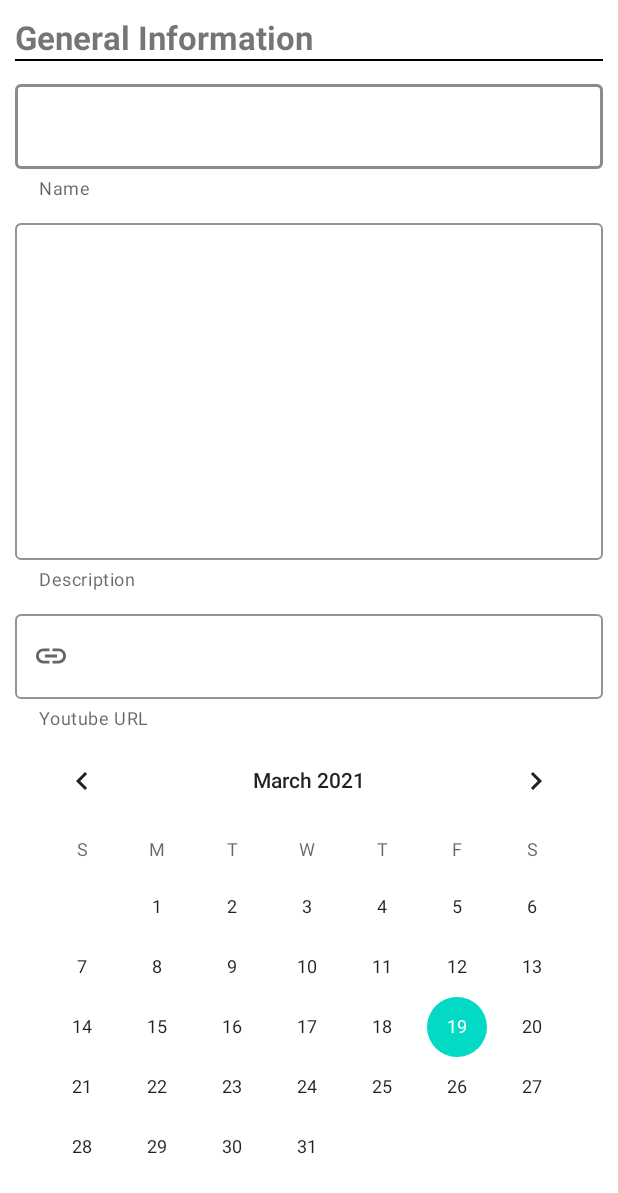
After one commit to 3170116/Glass, an Android app: the layout fragment_edit_event.xml on its own in the app's theme, with its tools: preview values and no code run, on a phone screen of 412 x 824 dp. The commit adds this screen. Shown: the top 1193 px of the screen. Run offline under Robolectric (Android 15) with nearby library versions, the phone set to English and light mode, and no system bars.

Commit message:
Added edit event bottom sheet dialog.

```diff
--- a/app/src/main/java/com/aueb/glass/fragments/MyEventsFragment.java
+++ b/app/src/main/java/com/aueb/glass/fragments/MyEventsFragment.java
@@ -1,11 +1,13 @@
 package com.aueb.glass.fragments;
 
-import android.app.Fragment;
+
 import android.os.Bundle;
 import android.view.LayoutInflater;
 import android.view.View;
 import android.view.ViewGroup;
 import android.widget.ListView;
+
+import androidx.fragment.app.Fragment;
 
 import com.aueb.glass.R;
 import com.aueb.glass.adapters.MyEventsListAdapter;
@@ -40,6 +42,7 @@ public class MyEventsFragment extends Fragment {
         //για δοκιμες
         Event testEvent = new Event();
 
+        testEvent.setId("");
         testEvent.setName("Σεμινάριο πρώτων βοηθειών");
 
         Calendar calendar = Calendar.getInstance();
--- /dev/null
+++ b/app/src/main/res/drawable/ic_url.xml
@@ -0,0 +1,5 @@
+<vector android:height="24dp" android:tint="#8C8C84"
+    android:viewportHeight="24" android:viewportWidth="24"
+    android:width="24dp" xmlns:android="http://schemas.android.com/apk/res/android">
+    <path android:fillColor="@android:color/white" android:pathData="M3.9,12c0,-1.71 1.39,-3.1 3.1,-3.1h4L11,7L7,7c-2.76,0 -5,2.24 -5,5s2.24,5 5,5h4v-1.9L7,15.1c-1.71,0 -3.1,-1.39 -3.1,-3.1zM8,13h8v-2L8,11v2zM17,7h-4v1.9h4c1.71,0 3.1,1.39 3.1,3.1s-1.39,3.1 -3.1,3.1h-4L13,17h4c2.76,0 5,-2.24 5,-5s-2.24,-5 -5,-5z"/>
+</vector>
--- /dev/null
+++ b/app/src/main/res/layout/fragment_edit_event.xml
@@ -0,0 +1,130 @@
+<?xml version="1.0" encoding="utf-8"?>
+<androidx.coordinatorlayout.widget.CoordinatorLayout
+    xmlns:android="http://schemas.android.com/apk/res/android"
+    xmlns:app="http://schemas.android.com/apk/res-auto"
+    android:layout_width="match_parent"
+    android:layout_height="match_parent">
+
+    <androidx.core.widget.NestedScrollView
+        android:layout_width="match_parent"
+        android:layout_height="match_parent"
+        android:layout_margin="10dp"
+        app:layout_constraintBottom_toTopOf="@+id/editEventButton"
+        app:layout_constraintEnd_toEndOf="parent"
+        app:layout_constraintStart_toStartOf="parent"
+        app:layout_constraintTop_toTopOf="parent"
+        app:layout_constraintVertical_bias="0.0">
+
+        <LinearLayout
+            android:layout_width="match_parent"
+            android:layout_height="wrap_content"
+            android:orientation="vertical">
+
+            <TextView
+                android:layout_width="match_parent"
+                android:layout_height="wrap_content"
+                android:text="General Information"
+                android:textSize="22sp"
+                android:textStyle="bold" />
+
+            <View
+                android:layout_width="match_parent"
+                android:layout_height="1dp"
+                android:background="@color/black" />
+
+            <com.google.android.material.textfield.TextInputLayout
+                style="@style/Widget.MaterialComponents.TextInputLayout.OutlinedBox"
+                android:layout_width="match_parent"
+                android:layout_height="wrap_content"
+                android:layout_marginTop="10dp"
+                app:boxStrokeColor="@color/grey"
+                app:helperText="Name">
+
+                <com.google.android.material.textfield.TextInputEditText
+                    android:id="@+id/eventName"
+                    android:layout_width="match_parent"
+                    android:layout_height="wrap_content" />
+
+            </com.google.android.material.textfield.TextInputLayout>
+
+            <com.google.android.material.textfield.TextInputLayout
+                style="@style/Widget.MaterialComponents.TextInputLayout.OutlinedBox"
+                android:layout_width="match_parent"
+                android:layout_height="wrap_content"
+                android:layout_marginTop="10dp"
+                app:boxStrokeColor="@color/grey"
+                app:helperText="Description">
+
+                <com.google.android.material.textfield.TextInputEditText
+                    android:id="@+id/eventDescription"
+                    android:layout_width="match_parent"
+                    android:layout_height="wrap_content"
+                    android:minLines="10" />
+
+            </com.google.android.material.textfield.TextInputLayout>
+
+            <com.google.android.material.textfield.TextInputLayout
+                style="@style/Widget.MaterialComponents.TextInputLayout.OutlinedBox"
+                android:layout_width="match_parent"
+                android:layout_height="wrap_content"
+                android:layout_marginTop="10dp"
+                app:boxStrokeColor="@color/grey"
+                app:helperText="Youtube URL"
+                app:startIconDrawable="@drawable/ic_url">
+
+                <com.google.android.material.textfield.TextInputEditText
+                    android:id="@+id/eventUrl"
+                    android:layout_width="match_parent"
+                    android:layout_height="wrap_content" />
+
+            </com.google.android.material.textfield.TextInputLayout>
+
+            <CalendarView
+                android:id="@+id/eventStartDate"
+                android:layout_width="match_parent"
+                android:layout_height="wrap_content"
+                android:autofillHints="@string/app_name" />
+
+            <TextView
+                android:layout_width="match_parent"
+                android:layout_height="wrap_content"
+                android:layout_marginLeft="20dp"
+                android:text="Start date" />
+
+            <CalendarView
+                android:id="@+id/eventEndDate"
+                android:layout_width="match_parent"
+                android:layout_height="wrap_content" />
+
+            <TextView
+                android:layout_width="match_parent"
+                android:layout_height="wrap_content"
+                android:layout_marginLeft="30dp"
+                android:text="End date"/>
+
+            <TextView
+                android:layout_width="match_parent"
+                android:layout_height="wrap_content"
+                android:text="Settings"
+                android:textSize="22sp"
+                android:textStyle="bold"
+                android:layout_marginTop="6dp"/>
+
+            <View
+                android:layout_width="match_parent"
+                android:layout_height="1dp"
+                android:background="@color/black" />
+
+            <Button
+                android:id="@+id/editEventButton"
+                style="@style/SuccessBtn"
+                android:layout_width="match_parent"
+                android:layout_height="wrap_content"
+                android:layout_margin="10dp"
+                android:text="Save"
+                android:textAllCaps="false" />
+
+        </LinearLayout>
+    </androidx.core.widget.NestedScrollView>
+
+</androidx.coordinatorlayout.widget.CoordinatorLayout>
```
Also changed, not shown: app/src/main/java/com/aueb/glass/EventsActivity.java (+3 -9 lines), app/src/main/java/com/aueb/glass/adapters/MyEventsListAdapter.java (+15 -0 lines), app/src/main/java/com/aueb/glass/fragments/EditEventFragment.java (added, +30 -0 lines), app/src/main/java/com/aueb/glass/models/Event.java (+27 -5 lines), app/src/main/java/com/aueb/glass/models/Organizer.java (added, +35 -0 lines).
